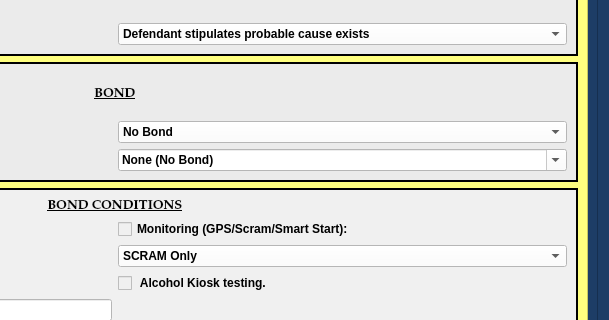
Qt form package/views/ui/ProbationViolationBondDialog.ui (HunterProgram22/MuniEntry) before a commit; both pictures show x 379 to 988 and y 237 to 557 of the 988 by 725 pixel window.
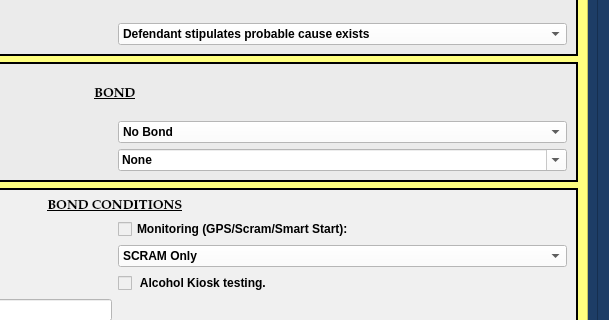
The same form after that commit. Custom widgets are drawn as their Qt base class.

Commit message:
Updated Bond amount to None for all Bonds.
Working on info checkers for Not Guilty.

Set bond and special condition frames to hide for continue bond on NGB.

Updated bond hearing and no plea bond to say none for type.

Refactored base dialog transfer_view some more.

Refactored view_modifier transfer_model.

Renamed terms object to model class in base dialog transfer.

Fixed PCVH Bond.

The edit to the form file:
```diff
--- a/package/views/ui/ProbationViolationBondDialog.ui
+++ b/package/views/ui/ProbationViolationBondDialog.ui
@@ -601,12 +601,7 @@
                </property>
                <item>
                 <property name="text">
-                 <string>None (No Bond)</string>
-                </property>
-               </item>
-               <item>
-                <property name="text">
-                 <string>None (OR Bond)</string>
+                 <string>None</string>
                 </property>
                </item>
                <item>
```
The commit also changes 21 other files.
